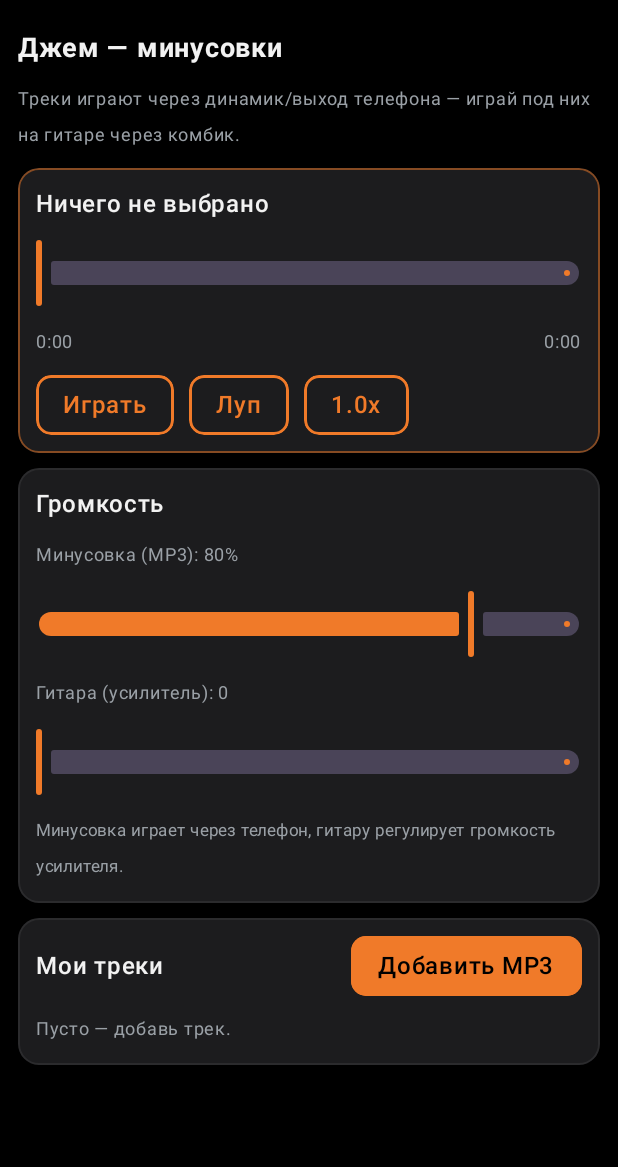
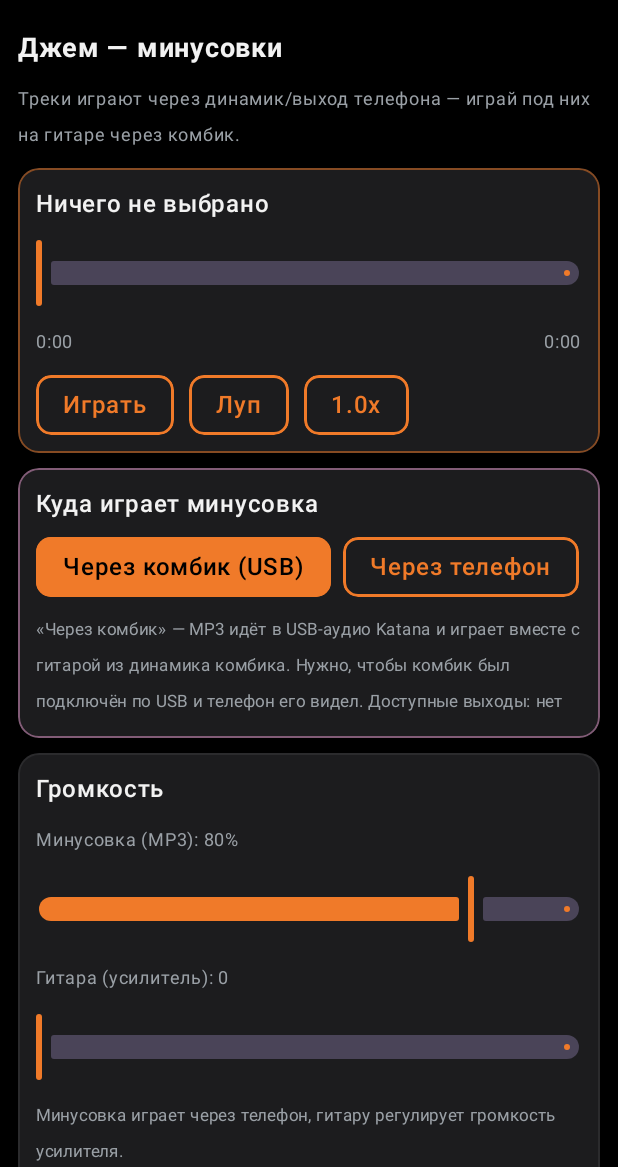
Before and after one commit to VladChaikovskiy/Raznoe, an Android app built with Jetpack Compose: the composable JamScreen shown on its own in the app's theme, on a phone screen of 412 x 824 dp, the part 69-1236 px from its top. Run offline under Robolectric (Android 15) with nearby library versions, the phone set to English and light mode, and no system bars.

Commit message:
Jam through the amp (USB audio), all-slot effect writes, animated knobs
Jam: route the MP3 to the amp's USB-audio output so it plays through the combo
together with the guitar. New "Через комбик (USB) / Через телефон" toggle;
MediaPlayer.setPreferredDevice targets the USB output device when available
(API 28+), and the log/now-playing line reports the real route + available
outputs.

Effects: banked Gen 3 params (booster/mod/fx/delay/reverb) now write to ALL
candidate FX-BOX slots instead of only the selector-resolved one — this is what
the app does (N() with the MK3 flag) and is harmless (inactive slots aren't in
the signal path), so the active slot always receives the value even if the
selector read was missed. This should fix delay/reverb not responding.

Diagnostics: log the raw FX-BOX selector bytes when read.

Knobs: smooth animated arc fill + a rotating position indicator dot.

Co-Authored-By: Claude Opus 4.8 <noreply@anthropic.com>
Claude-Session: https://claude.ai/code/session_01ScybpQCqosd6Q8xNxYTWyu

```diff
--- a/app/src/main/java/com/raznoe/katana/ui/KatanaApp.kt
+++ b/app/src/main/java/com/raznoe/katana/ui/KatanaApp.kt
@@ -387,6 +387,24 @@ private fun JamScreen(vm: KatanaViewModel) {
             }
         }
 
+        Panel(accent = Nux.Pink) {
+            Text("Куда играет минусовка", color = Nux.TextHi, fontWeight = FontWeight.SemiBold)
+            Row(horizontalArrangement = Arrangement.spacedBy(8.dp)) {
+                Pill("Через комбик (USB)", selected = vm.jamThroughAmp, accent = Nux.Orange) {
+                    vm.setJamThroughAmp(true)
+                }
+                Pill("Через телефон", selected = !vm.jamThroughAmp, accent = Nux.Orange) {
+                    vm.setJamThroughAmp(false)
+                }
+            }
+            Text(
+                "«Через комбик» — MP3 идёт в USB-аудио Katana и играет вместе с гитарой " +
+                    "из динамика комбика. Нужно, чтобы комбик был подключён по USB и телефон " +
+                    "его видел. Доступные выходы: ${vm.audioOutputs()}",
+                color = Nux.TextLo, fontSize = 11.sp,
+            )
+        }
+
         Panel {
             Text("Громкость", color = Nux.TextHi, fontWeight = FontWeight.SemiBold)
             Text("Минусовка (MP3): ${(vm.mp3Volume * 100).toInt()}%", color = Nux.TextLo, fontSize = 12.sp)
```
Also changed, not shown: app/src/main/java/com/raznoe/katana/KatanaViewModel.kt (+56 -5 lines), app/src/main/java/com/raznoe/katana/ui/Widgets.kt (+17 -1 lines), app/src/main/java/com/raznoe/katana/usb/KatanaController.kt (+20 -2 lines).
